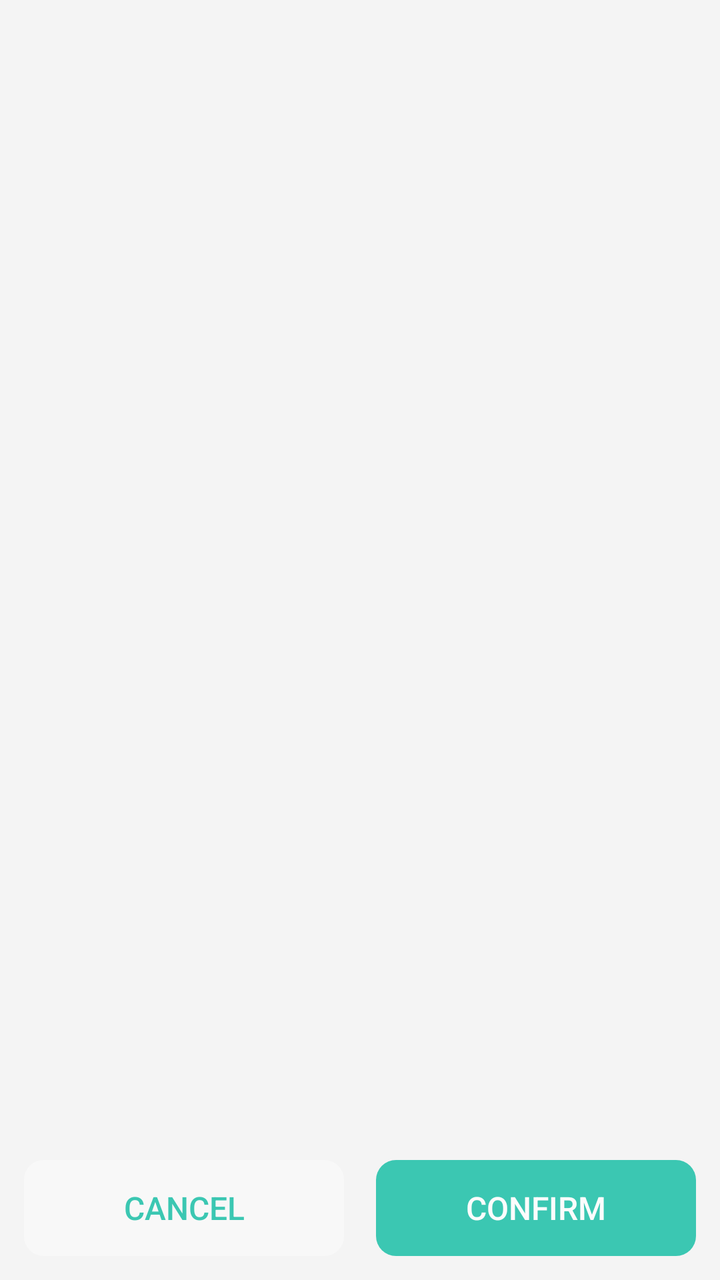
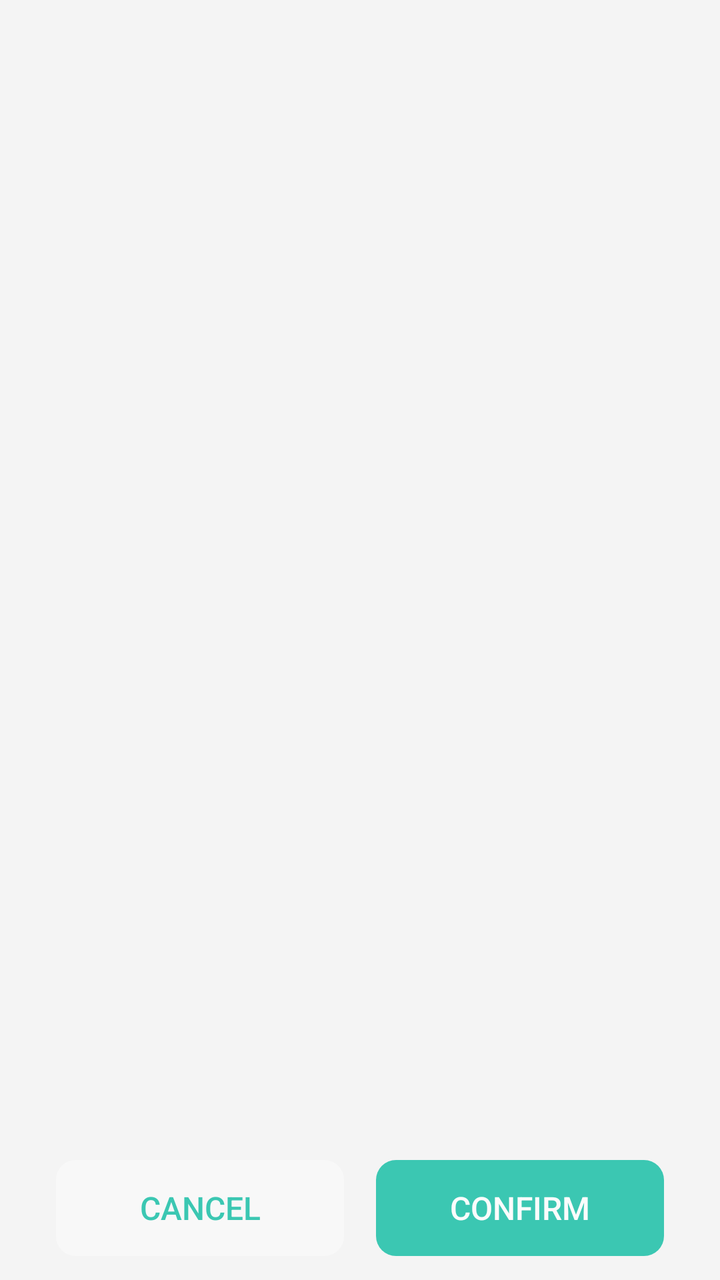

The first picture is an Android layout as it rendered before a commit; the second is the same layout after the commit. The layout source and the unified diff follow.
<!-- AndroidManifest.xml: application theme AppTheme -->
<!-- res/layout/dialog_text_editor.xml -->
<?xml version="1.0" encoding="utf-8"?>
<LinearLayout xmlns:android="http://schemas.android.com/apk/res/android"
    style="@style/dialogRoot"
    android:orientation="vertical"
    android:focusable="true"
    android:focusableInTouchMode="true"
    android:layout_width="match_parent"
    android:layout_height="match_parent">

    <TextView
        style="@style/dialogTitle"
        android:breakStrategy="simple"
        android:paddingStart="4dp"
        android:paddingEnd="4dp"
        android:id="@+id/dialog_title"
        android:visibility="gone"
        android:layout_width="match_parent"
        android:layout_height="wrap_content" />

    <ScrollView
        android:layout_marginTop="8dp"
        android:layout_width="match_parent"
        android:layout_height="0dp"
        android:layout_weight="1"
        android:requiresFadingEdge="vertical"
        android:overScrollMode="never"
        android:fillViewport="true">

        <EditText
            android:id="@+id/kr_text_editor_content"
            android:background="@android:color/transparent"
            android:textSize="15sp"
            android:padding="8dp"
            android:gravity="top|start"
            android:text=""
            android:layout_width="match_parent"
            android:layout_height="match_parent"
            android:breakStrategy="simple" />
    </ScrollView>

    <LinearLayout
        android:id="@+id/bottom_buttons"
        android:layout_marginTop="16dp"
        android:orientation="horizontal"
        android:layout_width="match_parent"
        android:layout_height="wrap_content">

        <Button
            android:id="@+id/btn_cancel"
            style="@style/dialogCancelBtn"
            android:text="@string/btn_cancel">
        </Button>
        <Button
            android:id="@+id/btn_confirm"
            style="@style/dialogConfirmBtn"
            android:text="@string/btn_confirm">
        </Button>
    </LinearLayout>
</LinearLayout>
<!-- resources referenced by this layout -->
<resources>
  <string name="btn_cancel">Cancel</string>
  <string name="btn_confirm">Confirm</string>
  <style name="dialogCancelBtn" parent="dialogLargeBtn">
          <item name="android:layout_marginStart">0dp</item>
          <item name="android:background">@drawable/btn_bg_large_secondary</item>
      </style>
  <style name="dialogConfirmBtn" parent="dialogLargeBtn">
          <item name="android:textColor">#FFFFFF</item>
          <item name="android:background">@drawable/btn_bg_large</item>
      </style>
  <style name="dialogRoot">
          <item name="android:layout_width">match_parent</item>
          <item name="android:layout_height">match_parent</item>
          <item name="android:orientation">vertical</item>
          <item name="android:padding">12dp</item>
      </style>
  <style name="dialogTitle" parent="@style/textTitle">
          <item name="android:paddingStart">16dp</item>
          <item name="android:paddingEnd">16dp</item>
          <item name="android:paddingTop">16dp</item>
          <item name="android:layout_width">match_parent</item>
          <item name="android:layout_height">wrap_content</item>
      </style>
  <!-- drawable btn_bg_large (drawable) -->
  <?xml version="1.0" encoding="utf-8"?>
  <selector xmlns:android="http://schemas.android.com/apk/res/android">
      <item android:drawable="@drawable/btn_bg_active_large" android:state_pressed="true" />
      <item android:drawable="@drawable/btn_bg_disabled_large" android:state_enabled="false" />
      <item android:drawable="@drawable/btn_bg_inactive_large" />
  </selector>
  <style name="textTitle">
          <item name="android:textColor">?android:attr/textColorPrimary</item>
          <item name="android:textStyle">bold</item>
          <item name="android:textSize">14dp</item>
      </style>
  <color name="colorPrimary">#64CDB6</color>
  <color name="colorPrimaryDark">#30C7B6</color>
  <color name="colorAccent">#0dbda2</color>
  <color name="colorParseDark">#20605f5f</color>
  <color name="colorPirmDark">#20000000</color>
  <color name="status_bg_light">@android:color/white</color>
  <color name="window_bg_light">#f4f4f4</color>
  <color name="cardBgLight">#CCFFFFFF</color>
  <!-- drawable btn_bg_active_large (drawable) -->
  <?xml version="1.0" encoding="utf-8"?>
  <shape xmlns:android="http://schemas.android.com/apk/res/android"
      android:shape="rectangle">
      <solid android:color="#0E828282" />
      
      
      <corners android:radius="10dp" />
  
      
      <padding
          android:bottom="0dp"
          android:left="0dp"
          android:right="0dp"
          android:top="0dp" />
  </shape>
  <!-- drawable seekbar_thumb (drawable) -->
  <?xml version="1.0" encoding="utf-8"?>
  <shape xmlns:android="http://schemas.android.com/apk/res/android">
      <solid android:color="@android:color/transparent" />
      <corners android:radius="10dp" />
      <size
          android:width="12dp"
          android:height="12dp" />
  </shape>
  <!-- drawable switch_track_disabled (drawable) -->
  <?xml version="1.0" encoding="utf-8"?>
  <shape xmlns:android="http://schemas.android.com/apk/res/android">
      <solid android:color="#22888888" />
      <corners android:radius="10dp" />
      <size android:width="66dp" android:height="20dp" />
  </shape>
  <!-- drawable switch_track_open (drawable) -->
  <?xml version="1.0" encoding="utf-8"?>
  <shape xmlns:android="http://schemas.android.com/apk/res/android">
      <solid android:color="?android:colorAccent" />
      <corners android:radius="10dp" />
      <size android:width="66dp" android:height="20dp" />
  </shape>
  <!-- drawable switch_track_close (drawable) -->
  <?xml version="1.0" encoding="utf-8"?>
  <shape xmlns:android="http://schemas.android.com/apk/res/android">
      <solid android:color="#44888888" />
      <corners android:radius="10dp" />
      <size android:width="66dp" android:height="20dp" />
  </shape>
  <!-- unchanged entries left out for length: 15 -->
</resources>

<!-- the commit's change to res/layout/dialog_text_editor.xml (unified diff, before → after) -->
@@ -41,6 +41,7 @@
     <LinearLayout
         android:id="@+id/bottom_buttons"
         android:layout_marginTop="16dp"
+        android:layout_marginHorizontal="16dp"
         android:orientation="horizontal"
         android:layout_width="match_parent"
         android:layout_height="wrap_content">
